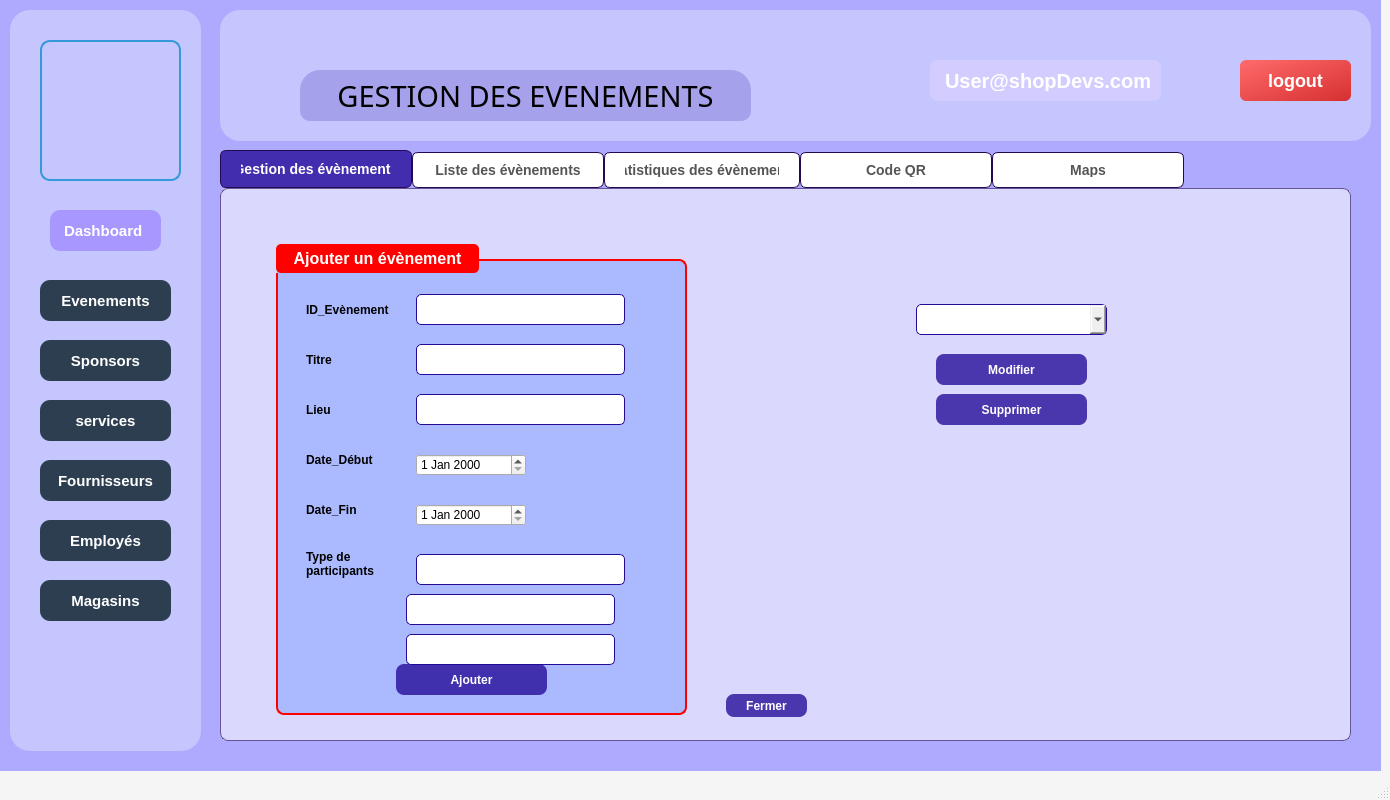
Old version of the form mainwindow.ui in the repository MontaCHOUIG/MallFlow.
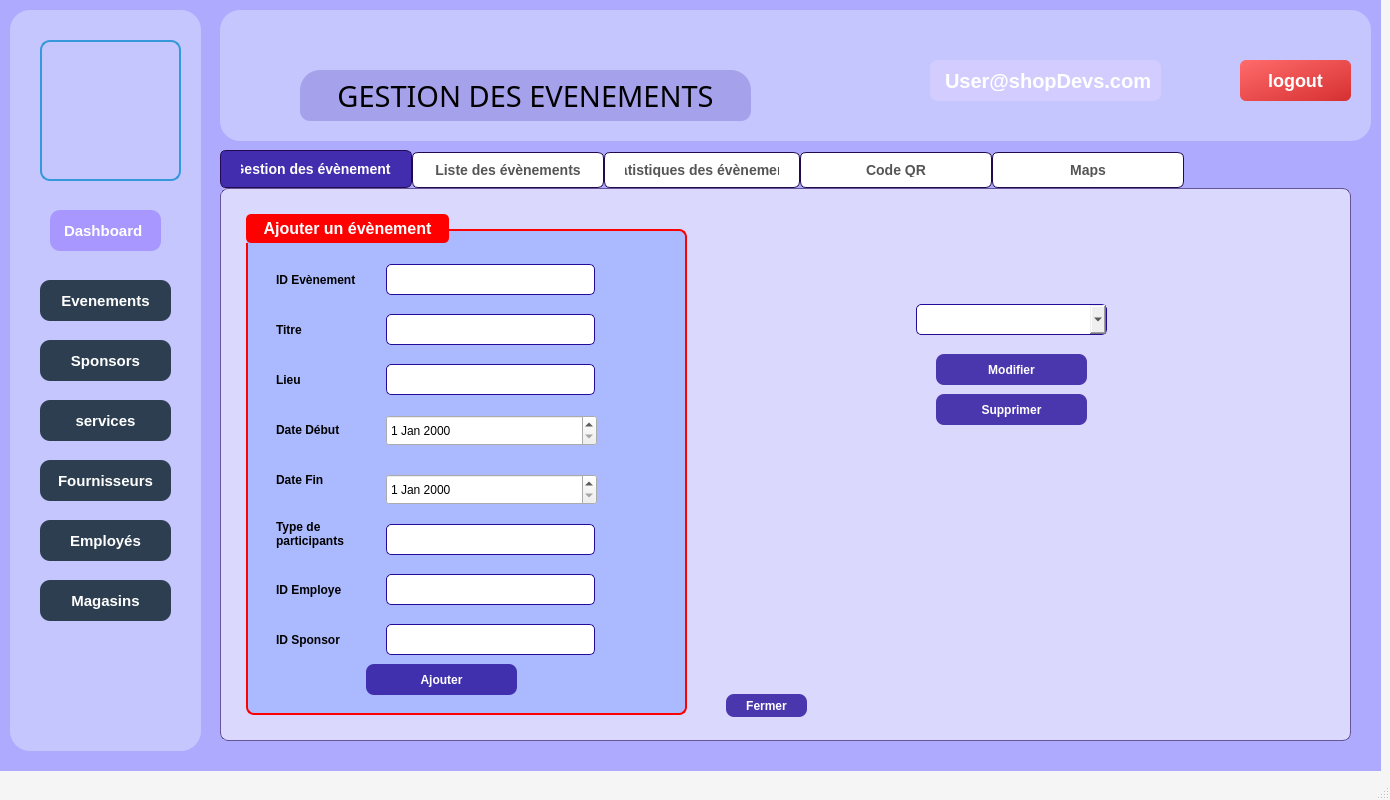
New version of the form. Icons and pictures are not drawn.

```diff
--- a/mainwindow.ui
+++ b/mainwindow.ui
@@ -98,10 +98,10 @@
      <widget class="QGroupBox" name="Sp_GroupBox_2">
       <property name="geometry">
        <rect>
-        <x>50</x>
-        <y>50</y>
-        <width>411</width>
-        <height>471</height>
+        <x>20</x>
+        <y>20</y>
+        <width>441</width>
+        <height>501</height>
        </rect>
       </property>
       <property name="styleSheet">
@@ -164,7 +164,7 @@
         </font>
        </property>
        <property name="text">
-        <string>Date_Fin</string>
+        <string>Date Fin</string>
        </property>
       </widget>
       <widget class="QLineEdit" name="TITRE">
@@ -224,7 +224,7 @@
         </font>
        </property>
        <property name="text">
-        <string>ID_Evènement</string>
+        <string>ID Evènement</string>
        </property>
       </widget>
       <widget class="QLineEdit" name="LIEU">
@@ -281,7 +281,7 @@
         </font>
        </property>
        <property name="text">
-        <string>Date_Début</string>
+        <string>Date Début</string>
        </property>
       </widget>
       <widget class="QLineEdit" name="TYPE_DE_PARTICIPANTS">
@@ -307,7 +307,7 @@
        <property name="geometry">
         <rect>
          <x>120</x>
-         <y>420</y>
+         <y>450</y>
          <width>151</width>
          <height>31</height>
         </rect>
@@ -335,9 +335,9 @@
        <property name="geometry">
         <rect>
          <x>140</x>
-         <y>210</y>
-         <width>110</width>
-         <height>22</height>
+         <y>201</y>
+         <width>211</width>
+         <height>31</height>
         </rect>
        </property>
       </widget>
@@ -346,8 +346,8 @@
         <rect>
          <x>140</x>
          <y>260</y>
-         <width>110</width>
-         <height>22</height>
+         <width>211</width>
+         <height>31</height>
         </rect>
        </property>
       </widget>
@@ -373,8 +373,8 @@
       <widget class="QLineEdit" name="ID_SPONSOR">
        <property name="geometry">
         <rect>
-         <x>130</x>
-         <y>390</y>
+         <x>140</x>
+         <y>410</y>
          <width>209</width>
          <height>31</height>
         </rect>
@@ -392,8 +392,8 @@
       <widget class="QLineEdit" name="ID_EMPLOYE">
        <property name="geometry">
         <rect>
-         <x>130</x>
-         <y>350</y>
+         <x>140</x>
+         <y>360</y>
          <width>209</width>
          <height>31</height>
         </rect>
@@ -408,6 +408,44 @@
 }</string>
        </property>
       </widget>
+      <widget class="QLabel" name="Sp_Label_ID_Employe">
+       <property name="geometry">
+        <rect>
+         <x>30</x>
+         <y>360</y>
+         <width>99</width>
+         <height>31</height>
+        </rect>
+       </property>
+       <property name="font">
+        <font>
+         <pointsize>9</pointsize>
+         <bold>true</bold>
+        </font>
+       </property>
+       <property name="text">
+        <string>ID Employe</string>
+       </property>
+      </widget>
+      <widget class="QLabel" name="Sp_Label_ID_Sponsor">
+       <property name="geometry">
+        <rect>
+         <x>30</x>
+         <y>410</y>
+         <width>99</width>
+         <height>31</height>
+        </rect>
+       </property>
+       <property name="font">
+        <font>
+         <pointsize>9</pointsize>
+         <bold>true</bold>
+        </font>
+       </property>
+       <property name="text">
+        <string>ID Sponsor</string>
+       </property>
+      </widget>
      </widget>
      <widget class="QPushButton" name="Sp_Button_Modifier">
       <property name="geometry">
```
